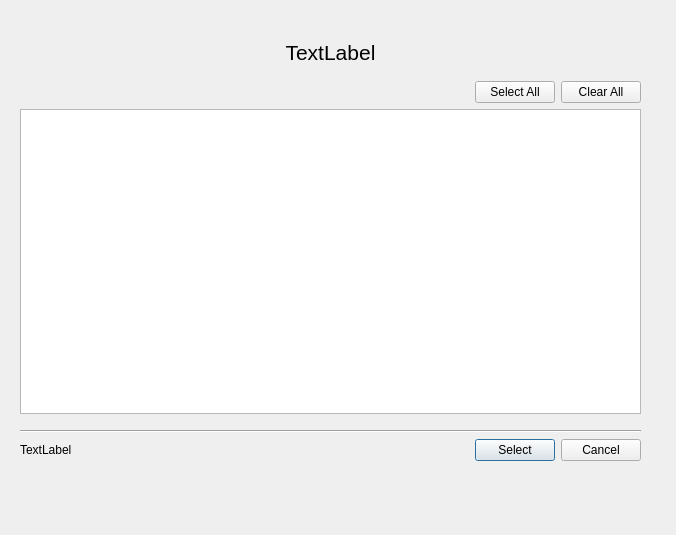
Above: data/app/designer/list_selection.ui from dsoftn/my_journal before the change. Below: the same form after it.
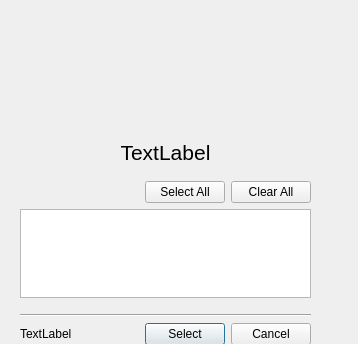
That is the form after the change.

What changed in the file:
```diff
--- a/data/app/designer/list_selection.ui
+++ b/data/app/designer/list_selection.ui
@@ -6,8 +6,8 @@
    <rect>
     <x>0</x>
     <y>0</y>
-    <width>676</width>
-    <height>535</height>
+    <width>358</width>
+    <height>344</height>
    </rect>
   </property>
   <property name="windowTitle">
@@ -17,9 +17,9 @@
    <property name="geometry">
     <rect>
      <x>20</x>
-     <y>40</y>
-     <width>621</width>
-     <height>421</height>
+     <y>140</y>
+     <width>291</width>
+     <height>205</height>
     </rect>
    </property>
    <layout class="QGridLayout" name="grid_layout">
```
Left out of the diff: 2 changed lines with no effect on the pictures.
